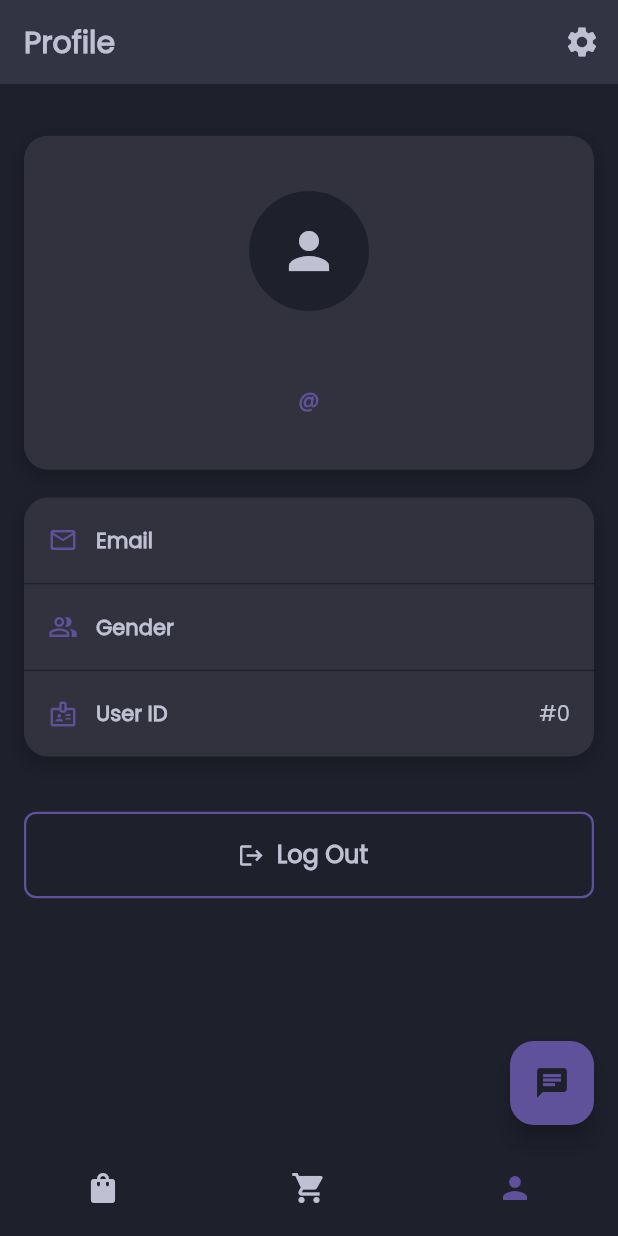
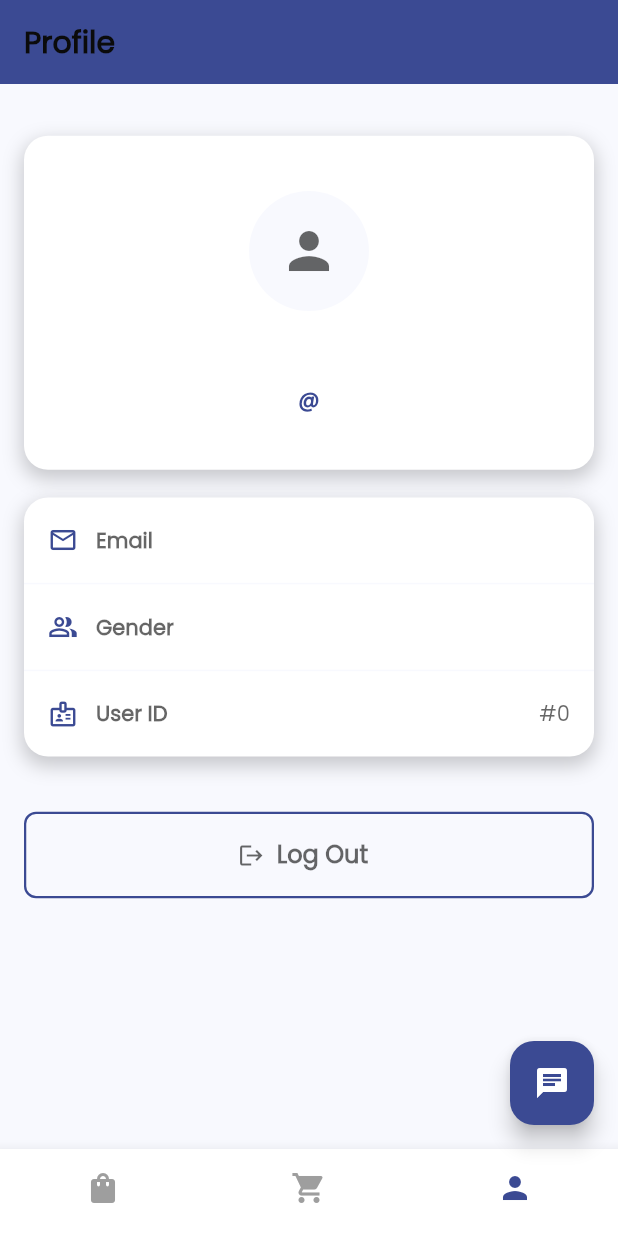
Before and after one commit to M4r-shall/panahon_advmobprogAY2627, a Flutter app: the HomeScreen screen opened by its route, item 3 of the bottom bar chosen, after a tap on the "chat" icon, on a phone screen of 412 x 824 dp. Run offline on Flutter 3.47's test engine with Material 3 defaults, Android fonts, the light colour scheme and no system bars; our stand-ins replace flutter_dotenv, flutter_screenutil, shared_preferences; accounts and stored records are empty; network calls fail; statements that could not run were skipped.

Commit message:
fix darkmode

```diff
--- a/panahon_mobile/lib/models/user.dart
+++ b/panahon_mobile/lib/models/user.dart
@@ -21,7 +21,7 @@ class User {
     required this.refreshToken,
   });
 
-  // Enhancement 3: Created the User model to serialize/deserialize API data.
+  //Created the User model to serialize/deserialize API data.
   factory User.fromJson(Map<String, dynamic> json) {
     return User(
       id: json['id'] ?? 0,
--- a/panahon_mobile/lib/screens/cart_screen.dart
+++ b/panahon_mobile/lib/screens/cart_screen.dart
@@ -93,11 +93,11 @@ class _CartScreenState extends State<CartScreen> {
                         margin: EdgeInsets.only(bottom: 16.h),
                         padding: EdgeInsets.all(12.w),
                         decoration: BoxDecoration(
-                          color: Colors.white,
+                          color: Theme.of(context).cardColor,
                           borderRadius: BorderRadius.circular(16.r),
                           boxShadow: [
                             BoxShadow(
-                              color: Colors.grey.withValues(alpha: 0.1),
+                              color: Colors.black.withValues(alpha: 0.1),
                               blurRadius: 10,
                               spreadRadius: 1,
                               offset: const Offset(0, 5),
@@ -130,14 +130,14 @@ class _CartScreenState extends State<CartScreen> {
                                         '\$${product.price.toStringAsFixed(2)}',
                                     fontSize: 16.sp,
                                     fontWeight: FontWeight.bold,
-                                    color: Colors.amber,
+                                    color: Theme.of(context).colorScheme.primary,
                                   ),
                                   SizedBox(height: 4.h),
                                   CustomText(
                                     text:
                                         '${product.discountPercentage.toStringAsFixed(0)}% off • \$${product.discountedTotal.toStringAsFixed(2)} total',
                                     fontSize: 10.sp,
-                                    color: Colors.grey,
+                                    color: Theme.of(context).hintColor,
                                   ),
                                 ],
                               ),
@@ -148,13 +148,13 @@ class _CartScreenState extends State<CartScreen> {
                                   width: 28.w,
                                   height: 28.w,
                                   decoration: BoxDecoration(
-                                    color: Colors.amber,
+                                    color: Theme.of(context).colorScheme.primary,
                                     borderRadius: BorderRadius.circular(8.r),
                                   ),
                                   child: Icon(
                                     Icons.add,
                                     size: 16.sp,
-                                    color: Colors.black87,
+                                    color: Theme.of(context).colorScheme.onPrimary,
                                   ),
                                 ),
                                 Padding(
@@ -169,13 +169,13 @@ class _CartScreenState extends State<CartScreen> {
                                   width: 28.w,
                                   height: 28.w,
                                   decoration: BoxDecoration(
-                                    color: Colors.grey[200],
+                                    color: Theme.of(context).scaffoldBackgroundColor,
                                     borderRadius: BorderRadius.circular(8.r),
                                   ),
                                   child: Icon(
                                     Icons.remove,
                                     size: 16.sp,
-                                    color: Colors.black87,
+                                    color: Theme.of(context).textTheme.bodyMedium?.color,
                                   ),
                                 ),
                               ],
@@ -199,13 +199,13 @@ class _CartScreenState extends State<CartScreen> {
                               CustomText(
                                 text: 'Subtotal:',
                                 fontSize: 14.sp,
-                                color: Colors.grey,
+                                color: Theme.of(context).hintColor,
                               ),
                               CustomText(
                                 text: '\$${cart.total.toStringAsFixed(2)}',
                                 fontSize: 16.sp,
                                 fontWeight: FontWeight.bold,
-                                color: Colors.amber,
+                                color: Theme.of(context).colorScheme.primary,
                               ),
                             ],
                           ),
@@ -216,13 +216,13 @@ class _CartScreenState extends State<CartScreen> {
                               CustomText(
                                 text: 'Delivery Fee:',
                                 fontSize: 14.sp,
-                                color: Colors.grey,
+                                color: Theme.of(context).hintColor,
                               ),
                               CustomText(
                                 text: '\$0.00',
                                 fontSize: 16.sp,
                                 fontWeight: FontWeight.bold,
-                                color: Colors.amber,
+                                color: Theme.of(context).colorScheme.primary,
                               ),
                             ],
                           ),
@@ -236,11 +236,11 @@ class _CartScreenState extends State<CartScreen> {
             Container(
               padding: EdgeInsets.all(24.w),
               decoration: BoxDecoration(
-                color: Colors.white,
+                color: Theme.of(context).cardColor,
                 borderRadius: BorderRadius.vertical(top: Radius.circular(24.r)),
                 boxShadow: [
                   BoxShadow(
-                    color: Colors.grey.withValues(alpha: 0.1),
+                    color: Colors.black.withValues(alpha: 0.1),
                     blurRadius: 10,
                     offset: const Offset(0, -5),
                   ),
@@ -252,7 +252,7 @@ class _CartScreenState extends State<CartScreen> {
                   style: ElevatedButton.styleFrom(
                     elevation: 0,
                     padding: EdgeInsets.symmetric(vertical: 16.h),
-                    backgroundColor: Colors.amber,
+                    backgroundColor: Theme.of(context).colorScheme.primary,
                     shape: RoundedRectangleBorder(
                       borderRadius: BorderRadius.circular(12.r),
                     ),
@@ -264,7 +264,7 @@ class _CartScreenState extends State<CartScreen> {
                     text: 'Confirm Order',
                     fontSize: 16.sp,
                     fontWeight: FontWeight.bold,
-                    color: Colors.black87,
+                    color: Theme.of(context).colorScheme.onPrimary,
                   ),
                 ),
               ),
--- a/panahon_mobile/lib/screens/home_screen.dart
+++ b/panahon_mobile/lib/screens/home_screen.dart
@@ -27,13 +27,11 @@ class _HomeScreenState extends State<HomeScreen> {
     return PopScope(
       canPop: false,
       child: Scaffold(
-        backgroundColor: const Color(0xFF1E202C),
+        backgroundColor: Theme.of(context).scaffoldBackgroundColor,
         appBar: AppBar(
           automaticallyImplyLeading: false,
           elevation: (_selectedIndex == 1) ? 0 : 2,
-          backgroundColor: (_selectedIndex == 1 || _selectedIndex == 2)
-              ? const Color(0xFF31323E)
-              : const Color(0xFF1E202C),
+          backgroundColor: Theme.of(context).appBarTheme.backgroundColor,
           title: (_selectedIndex == 0)
               ? Image.asset('assets/images/nubdexchange_logo.png', scale: 11.sp)
               : CustomText(
@@ -44,14 +42,14 @@ class _HomeScreenState extends State<HomeScreen> {
                       : 'Home',
                   fontSize: 20.sp,
                   fontWeight: FontWeight.w600,
-                  color: (_selectedIndex == 1 || _selectedIndex == 2) ? const Color(0xFFBFC0D1) : Colors.white,
+                  color: Theme.of(context).appBarTheme.foregroundColor,
                 ),
           actions: [
             IconButton(
               icon: Icon(
                 Icons.settings,
                 size: 24.sp,
-                color: (_selectedIndex == 1 || _selectedIndex == 2) ? const Color(0xFFBFC0D1) : Colors.white,
+                color: Theme.of(context).appBarTheme.iconTheme?.color,
               ),
               onPressed: () => Navigator.pushNamed(context, '/settings'),
             ),
@@ -68,9 +66,9 @@ class _HomeScreenState extends State<HomeScreen> {
           },
         ),
         bottomNavigationBar: BottomNavigationBar(
-          backgroundColor: const Color(0xFF1E202C),
-          selectedItemColor: const Color(0xFF60519B),
-          unselectedItemColor: const Color(0xFFBFC0D1),
+          backgroundColor: Theme.of(context).bottomNavigationBarTheme.backgroundColor,
+          selectedItemColor: Theme.of(context).bottomNavigationBarTheme.selectedItemColor,
+          unselectedItemColor: Theme.of(context).bottomNavigationBarTheme.unselectedItemColor,
           showSelectedLabels: false,
           showUnselectedLabels: false,
           onTap: _onTappedBar,
@@ -92,8 +90,8 @@ class _HomeScreenState extends State<HomeScreen> {
         floatingActionButton: _selectedIndex != 1
             ? FloatingActionButton(
                 onPressed: () {},
-                backgroundColor: const Color(0xFF60519B),
-                child: const Icon(Icons.chat, color: Color(0xFF1E202C)),
+                backgroundColor: Theme.of(context).colorScheme.primary,
+                child: Icon(Icons.chat, color: Theme.of(context).colorScheme.onPrimary),
               )
             : null,
       ),
--- a/panahon_mobile/lib/screens/product_details_screen.dart
+++ b/panahon_mobile/lib/screens/product_details_screen.dart
@@ -75,8 +75,9 @@ class ProductDetailsScreen extends StatelessWidget {
                     width: double.infinity,
                     child: ElevatedButton(
                       style: ElevatedButton.styleFrom(
-                        backgroundColor: Colors.amber,
+                        elevation: 0,
                         padding: EdgeInsets.symmetric(vertical: 16.h),
+                        backgroundColor: Theme.of(context).colorScheme.primary,
                         shape: RoundedRectangleBorder(
                           borderRadius: BorderRadius.circular(12.r),
                         ),
@@ -108,7 +109,7 @@ class ProductDetailsScreen extends StatelessWidget {
                         text: 'Add to Cart',
                         fontSize: 16.sp,
                         fontWeight: FontWeight.bold,
-                        color: Colors.black87,
+                        color: Theme.of(context).colorScheme.onPrimary,
                       ),
                     ),
                   ),
--- a/panahon_mobile/lib/screens/profile_screen.dart
+++ b/panahon_mobile/lib/screens/profile_screen.dart
@@ -44,7 +44,7 @@ class _ProfileScreenState extends State<ProfileScreen> {
         final user = snapshot.data!;
 
         return Container(
-          color: const Color(0xFF1E202C),
+          color: Theme.of(context).scaffoldBackgroundColor,
           child: SingleChildScrollView(
             padding: EdgeInsets.all(16.w),
             child: Column(
@@ -55,7 +55,7 @@ class _ProfileScreenState extends State<ProfileScreen> {
                 Container(
                   padding: EdgeInsets.symmetric(vertical: 32.h),
                   decoration: BoxDecoration(
-                    color: const Color(0xFF31323E),
+                    color: Theme.of(context).cardColor,
                     borderRadius: BorderRadius.circular(16.r),
                     boxShadow: [
                       BoxShadow(
@@ -70,12 +70,12 @@ class _ProfileScreenState extends State<ProfileScreen> {
                     children: [
                       CircleAvatar(
                         radius: 40.r,
-                        backgroundColor: const Color(0xFF1E202C),
+                        backgroundColor: Theme.of(context).scaffoldBackgroundColor,
                         backgroundImage: user.image.isNotEmpty
                             ? NetworkImage(user.image)
                             : null,
                         child: user.image.isEmpty
-                            ? Icon(Icons.person, size: 40.sp, color: const Color(0xFFBFC0D1))
+                            ? Icon(Icons.person, size: 40.sp, color: Theme.of(context).hintColor)
                             : null,
                       ),
                       SizedBox(height: 16.h),
@@ -83,14 +83,14 @@ class _ProfileScreenState extends State<ProfileScreen> {
                         text: '${user.firstName} ${user.lastName}',
                         fontSize: 18.sp,
                         fontWeight: FontWeight.bold,
-                        color: Colors.white,
+                        color: Theme.of(context).textTheme.bodyMedium?.color,
                       ),
                       SizedBox(height: 4.h),
                       CustomText(
                         text: '@${user.username}',
                         fontSize: 14.sp,
                         fontWeight: FontWeight.bold,
-                        color: const Color(0xFF60519B),
+                        color: Theme.of(context).colorScheme.primary,
                       ),
                     ],
                   ),
@@ -99,7 +99,7 @@ class _ProfileScreenState extends State<ProfileScreen> {
                 // Info Card
                 Container(
                   decoration: BoxDecoration(
-                    color: const Color(0xFF31323E),
+                    color: Theme.of(context).cardColor,
                     borderRadius: BorderRadius.circular(16.r),
                     boxShadow: [
                       BoxShadow(
@@ -112,11 +112,11 @@ class _ProfileScreenState extends State<ProfileScreen> {
                   ),
                   child: Column(
                     children: [
-                      _buildInfoTile(Icons.email_outlined, 'Email', user.email),
-                      const Divider(height: 1, color: Color(0xFF1E202C)),
-                      _buildInfoTile(Icons.people_alt_outlined, 'Gender', user.gender.toLowerCase()),
-                      const Divider(height: 1, color: Color(0xFF1E202C)),
-                      _buildInfoTile(Icons.badge_outlined, 'User ID', '#${user.id}'),
+                      _buildInfoTile(context, Icons.email_outlined, 'Email', user.email),
+                      Divider(height: 1, color: Theme.of(context).scaffoldBackgroundColor),
+                      _buildInfoTile(context, Icons.people_alt_outlined, 'Gender', user.gender.toLowerCase()),
+                      Divider(height: 1, color: Theme.of(context).scaffoldBackgroundColor),
+                      _buildInfoTile(context, Icons.badge_outlined, 'User ID', '#${user.id}'),
                     ],
                   ),
                 ),
@@ -126,9 +126,9 @@ class _ProfileScreenState extends State<ProfileScreen> {
                   height: 50.h,
                   child: ElevatedButton.icon(
                     style: ElevatedButton.styleFrom(
-                      backgroundColor: const Color(0xFF1E202C),
-                      side: const BorderSide(color: Color(0xFF60519B), width: 1.5),
-                      foregroundColor: const Color(0xFFBFC0D1),
+                      backgroundColor: Theme.of(context).scaffoldBackgroundColor,
+                      side: BorderSide(color: Theme.of(context).colorScheme.primary, width: 1.5),
+                      foregroundColor: Theme.of(context).hintColor,
                       elevation: 0,
                       shape: RoundedRectangleBorder(
                         borderRadius: BorderRadius.circular(8.r),
@@ -140,7 +140,7 @@ class _ProfileScreenState extends State<ProfileScreen> {
                       text: 'Log Out',
                       fontSize: 16.sp,
                       fontWeight: FontWeight.w600,
-                      color: const Color(0xFFBFC0D1),
+                      color: Theme.of(context).hintColor,
                     ),
                   ),
                 ),
@@ -152,24 +152,24 @@ class _ProfileScreenState extends State<ProfileScreen> {
     );
   }
 
-  Widget _buildInfoTile(IconData icon, String title, String subtitle) {
+  Widget _buildInfoTile(BuildContext context, IconData icon, String title, String subtitle) {
     return Container(
       padding: EdgeInsets.symmetric(horizontal: 16.w, vertical: 16.h),
       child: Row(
         children: [
-          Icon(icon, color: const Color(0xFF60519B), size: 20.sp),
+          Icon(icon, color: Theme.of(context).colorScheme.primary, size: 20.sp),
           SizedBox(width: 12.w),
           CustomText(
             text: title,
             fontSize: 14.sp,
             fontWeight: FontWeight.bold,
-            color: const Color(0xFFBFC0D1),
+            color: Theme.of(context).hintColor,
           ),
           const Spacer(),
           CustomText(
             text: subtitle,
             fontSize: 14.sp,
-            color: const Color(0xFFBFC0D1),
+            color: Theme.of(context).hintColor,
           ),
         ],
       ),
```
Also changed, not shown: panahon_mobile/lib/screens/signin_screen.dart (+26 -18 lines), panahon_mobile/lib/screens/splash_screen.dart (+18 -4 lines), panahon_mobile/lib/services/user_service.dart (+4 -4 lines), 1 other file.
